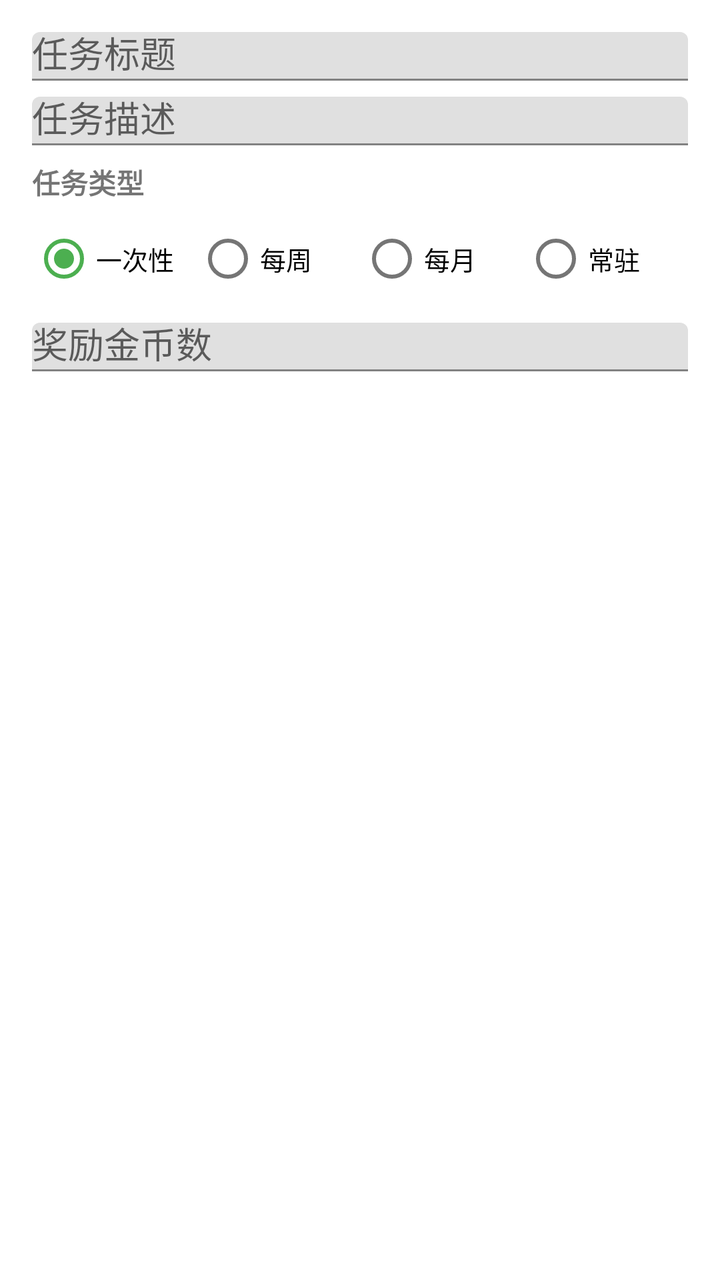
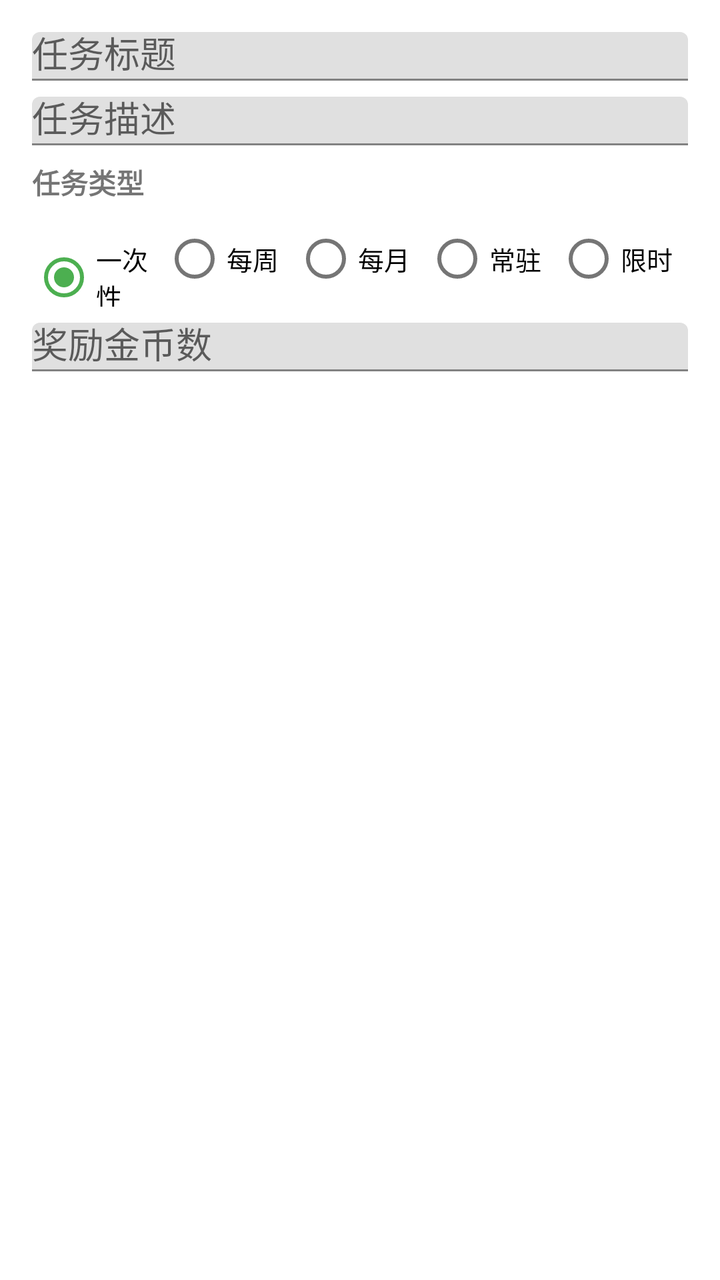

Compare the two renders of this Android layout. The source of the first and the diff that turns it into the second are given below.
<!-- AndroidManifest.xml: application theme Theme.HabitTracker -->
<!-- res/layout/dialog_add_task.xml -->
<?xml version="1.0" encoding="utf-8"?>
<LinearLayout xmlns:android="http://schemas.android.com/apk/res/android"
    android:layout_width="match_parent"
    android:layout_height="wrap_content"
    android:orientation="vertical"
    android:padding="16dp">

    <com.google.android.material.textfield.TextInputLayout
        android:layout_width="match_parent"
        android:layout_height="wrap_content"
        android:hint="任务标题"
        android:layout_marginBottom="8dp">

        <android.widget.EditText
            android:id="@+id/et_task_title"
            android:layout_width="match_parent"
            android:layout_height="wrap_content"
            android:inputType="text" />

    </com.google.android.material.textfield.TextInputLayout>

    <com.google.android.material.textfield.TextInputLayout
        android:layout_width="match_parent"
        android:layout_height="wrap_content"
        android:hint="任务描述"
        android:layout_marginBottom="8dp">

        <android.widget.EditText
            android:id="@+id/et_task_desc"
            android:layout_width="match_parent"
            android:layout_height="wrap_content"
            android:inputType="textMultiLine" />

    </com.google.android.material.textfield.TextInputLayout>

    <TextView
        android:layout_width="match_parent"
        android:layout_height="wrap_content"
        android:text="任务类型"
        android:textSize="14sp"
        android:textStyle="bold"
        android:layout_marginBottom="4dp" />

    <RadioGroup
        android:id="@+id/rg_task_type"
        android:layout_width="match_parent"
        android:layout_height="wrap_content"
        android:orientation="horizontal"
        android:layout_marginBottom="8dp">

        <RadioButton
            android:id="@+id/rb_type_once"
            android:layout_width="0dp"
            android:layout_height="wrap_content"
            android:layout_weight="1"
            android:text="一次性"
            android:checked="true"
            android:textSize="13sp" />

        <RadioButton
            android:id="@+id/rb_type_weekly"
            android:layout_width="0dp"
            android:layout_height="wrap_content"
            android:layout_weight="1"
            android:text="每周"
            android:textSize="13sp" />

        <RadioButton
            android:id="@+id/rb_type_monthly"
            android:layout_width="0dp"
            android:layout_height="wrap_content"
            android:layout_weight="1"
            android:text="每月"
            android:textSize="13sp" />

        <RadioButton
            android:id="@+id/rb_type_permanent"
            android:layout_width="0dp"
            android:layout_height="wrap_content"
            android:layout_weight="1"
            android:text="常驻"
            android:textSize="13sp" />

    </RadioGroup>

    <com.google.android.material.textfield.TextInputLayout
        android:layout_width="match_parent"
        android:layout_height="wrap_content"
        android:hint="奖励金币数">

        <android.widget.EditText
            android:id="@+id/et_task_reward"
            android:layout_width="match_parent"
            android:layout_height="wrap_content"
            android:inputType="number" />

    </com.google.android.material.textfield.TextInputLayout>

</LinearLayout>
<!-- resources referenced by this layout -->
<resources>
  <style name="Theme.HabitTracker" parent="Theme.MaterialComponents.Light.NoActionBar">
          <item name="colorPrimary">@color/child_pink</item>
          <item name="colorPrimaryVariant">@color/child_pink_light</item>
          <item name="colorOnPrimary">@color/white</item>
          <item name="colorSecondary">@color/child_green</item>
          <item name="android:statusBarColor">@color/child_pink_light</item>
      </style>
  <color name="child_pink">#FF6B9D</color>
  <color name="child_pink_light">#FFF0F5</color>
  <color name="white">#FFFFFF</color>
  <color name="child_green">#4CAF50</color>
</resources>

<!-- the commit's change to res/layout/dialog_add_task.xml (unified diff, before → after) -->
@@ -81,7 +81,31 @@
             android:text="常驻"
             android:textSize="13sp" />
 
+        <RadioButton
+            android:id="@+id/rb_type_timed"
+            android:layout_width="0dp"
+            android:layout_height="wrap_content"
+            android:layout_weight="1"
+            android:text="限时"
+            android:textSize="13sp" />
+
     </RadioGroup>
+
+    <com.google.android.material.textfield.TextInputLayout
+        android:id="@+id/til_deadline"
+        android:layout_width="match_parent"
+        android:layout_height="wrap_content"
+        android:hint="截止时间（限时任务，格式: 2026-12-31）"
+        android:layout_marginBottom="8dp"
+        android:visibility="gone">
+
+        <android.widget.EditText
+            android:id="@+id/et_task_deadline"
+            android:layout_width="match_parent"
+            android:layout_height="wrap_content"
+            android:inputType="date" />
+
+    </com.google.android.material.textfield.TextInputLayout>
 
     <com.google.android.material.textfield.TextInputLayout
         android:layout_width="match_parent"
